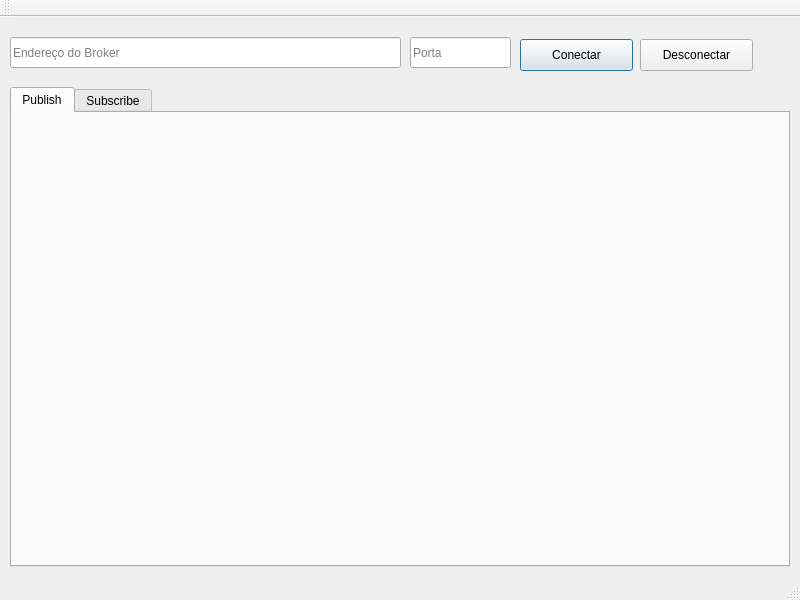
Qt form window.ui (helbert-rocha/MQTTClient) before a commit.
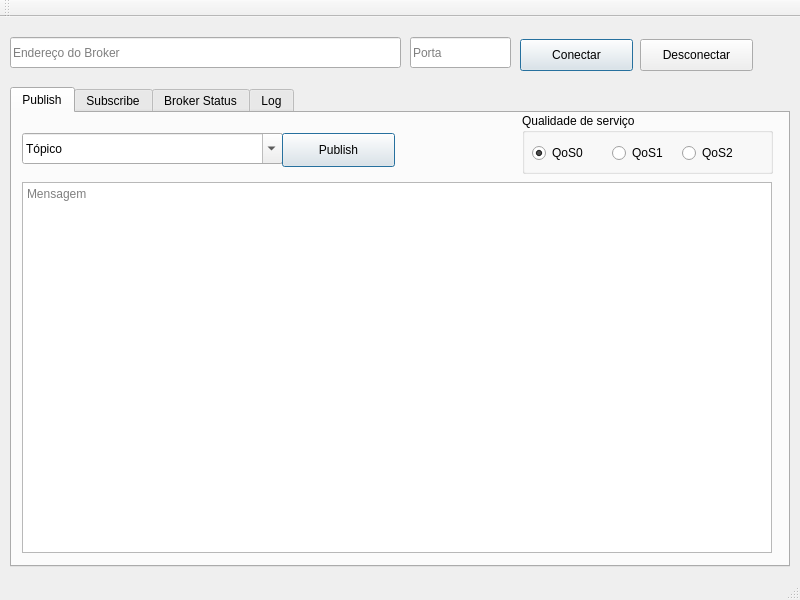
The same form after that commit. The open tabs and pages were chosen to show the change.

Commit message: publish in a topic

Patch:
```diff
--- a/window.ui
+++ b/window.ui
@@ -97,12 +97,122 @@
      <attribute name="title">
       <string>Publish</string>
      </attribute>
+     <widget class="QComboBox" name="comboBoxTopic">
+      <property name="geometry">
+       <rect>
+        <x>10</x>
+        <y>20</y>
+        <width>261</width>
+        <height>31</height>
+       </rect>
+      </property>
+      <property name="editable">
+       <bool>true</bool>
+      </property>
+      <property name="currentText">
+       <string>Tópico</string>
+      </property>
+     </widget>
+     <widget class="QPushButton" name="pushButtonPublish">
+      <property name="geometry">
+       <rect>
+        <x>270</x>
+        <y>20</y>
+        <width>113</width>
+        <height>34</height>
+       </rect>
+      </property>
+      <property name="text">
+       <string>Publish</string>
+      </property>
+      <property name="default">
+       <bool>true</bool>
+      </property>
+     </widget>
+     <widget class="QTextEdit" name="textEditMessage">
+      <property name="geometry">
+       <rect>
+        <x>10</x>
+        <y>69</y>
+        <width>750</width>
+        <height>371</height>
+       </rect>
+      </property>
+      <property name="placeholderText">
+       <string>Mensagem</string>
+      </property>
+     </widget>
+     <widget class="QGroupBox" name="groupBoxQoS">
+      <property name="geometry">
+       <rect>
+        <x>510</x>
+        <y>0</y>
+        <width>251</width>
+        <height>61</height>
+       </rect>
+      </property>
+      <property name="title">
+       <string>Qualidade de serviço</string>
+      </property>
+      <widget class="QRadioButton" name="radioButtonQoS0">
+       <property name="geometry">
+        <rect>
+         <x>10</x>
+         <y>30</y>
+         <width>100</width>
+         <height>20</height>
+        </rect>
+       </property>
+       <property name="text">
+        <string>QoS0</string>
+       </property>
+       <property name="checked">
+        <bool>true</bool>
+       </property>
+      </widget>
+      <widget class="QRadioButton" name="radioButtonQoS1">
+       <property name="geometry">
+        <rect>
+         <x>90</x>
+         <y>30</y>
+         <width>100</width>
+         <height>20</height>
+        </rect>
+       </property>
+       <property name="text">
+        <string>QoS1</string>
+       </property>
+      </widget>
+      <widget class="QRadioButton" name="radioButtonQoS2">
+       <property name="geometry">
+        <rect>
+         <x>160</x>
+         <y>30</y>
+         <width>100</width>
+         <height>20</height>
+        </rect>
+       </property>
+       <property name="text">
+        <string>QoS2</string>
+       </property>
+      </widget>
+     </widget>
     </widget>
     <widget class="QWidget" name="tabSubscribe">
      <attribute name="title">
       <string>Subscribe</string>
      </attribute>
     </widget>
+    <widget class="QWidget" name="tabBrokerStatus">
+     <attribute name="title">
+      <string>Broker Status</string>
+     </attribute>
+    </widget>
+    <widget class="QWidget" name="tabLog">
+     <attribute name="title">
+      <string>Log</string>
+     </attribute>
+    </widget>
    </widget>
   </widget>
   <widget class="QToolBar" name="mainToolBar">
```
Left out of the diff: 4 changed lines with no effect on the pictures. The commit also changes 5 other files.
